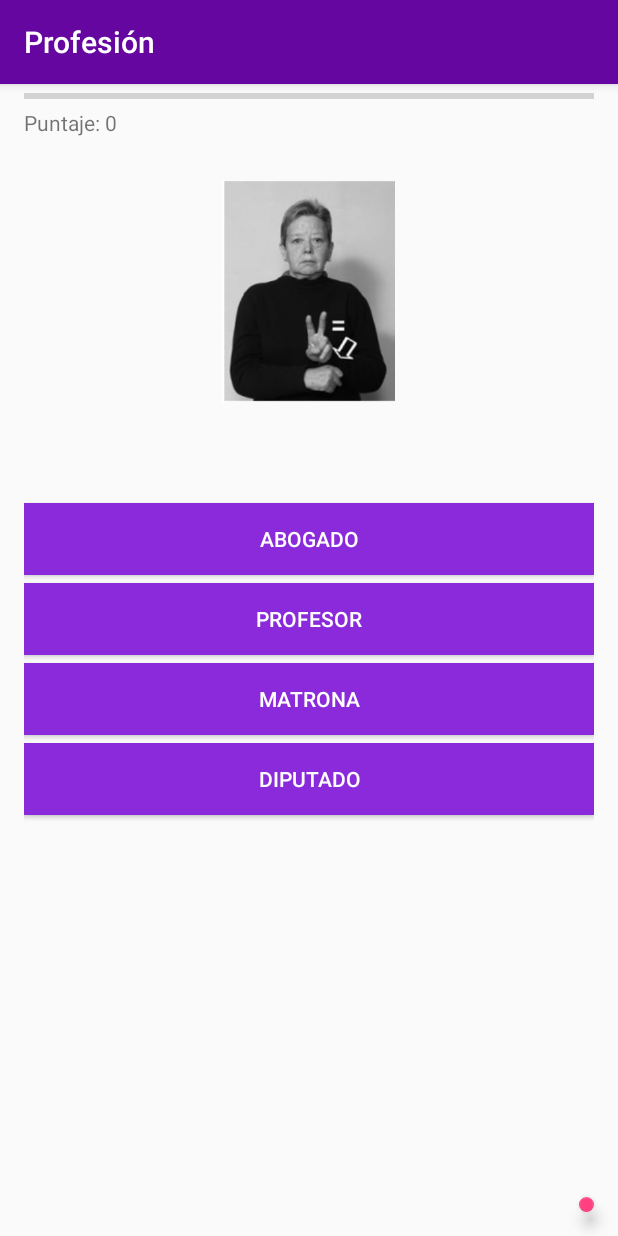
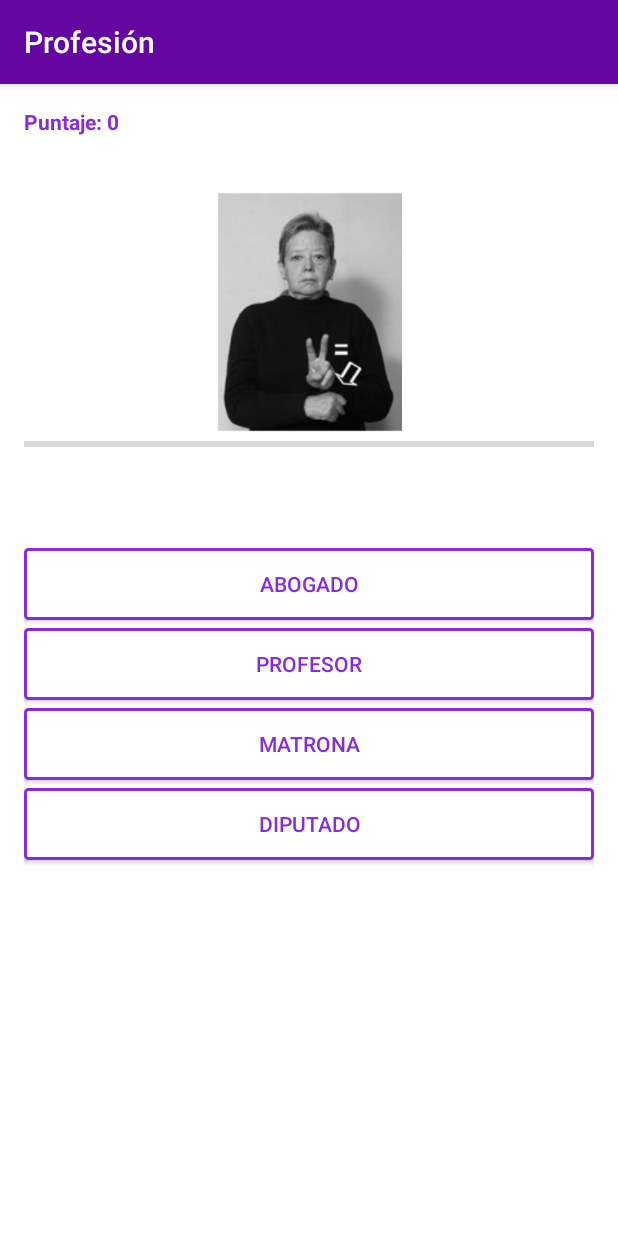
Before and after one commit to alfredorojas95/SenApp, an Android app: the MainActivity screen opened directly, with no data from a screen before it, after a tap on an icon or button, on a phone screen of 412 x 824 dp. Run offline under Robolectric (Android 15) with nearby library versions, the phone set to English and light mode, and no system bars; our stand-ins replace Firebase (no records; nobody signed in at launch, a user with empty details on screens opened directly); libraries missing offline, so code that uses them is left out: com.miguelcatalan.materialsearchview; 2 statements that could not run were skipped.

Commit message:
detalles colores

```diff
--- a/app/src/main/AndroidManifest.xml
+++ b/app/src/main/AndroidManifest.xml
@@ -16,7 +16,7 @@
             android:theme="@style/AppTheme.NoActionBar" />
         <activity
             android:name=".SplashScreen"
-            android:theme="@android:style/Theme.Black.NoTitleBar.Fullscreen">
+            android:theme="@style/AppThemeSplash">
             <intent-filter>
                 <action android:name="android.intent.action.MAIN" />
 
--- a/app/src/main/java/com/example/alfredo/senapp/FragmentAprender.java
+++ b/app/src/main/java/com/example/alfredo/senapp/FragmentAprender.java
@@ -96,7 +96,7 @@ public class FragmentAprender extends Fragment {
     public ArrayList<Pregunta> initPreguntasIntro(){
         preguntas.clear();
         preguntas.add(new Pregunta("Intro",1,"Pregunta N°1",R.drawable.buenosdias,"Buenos días","Abrazar","Hola","Frío","Buenos días"));
-        preguntas.add(new Pregunta("Intro",2,"Pregunta N°2",R.drawable.salir,"Abuelo","Salir","Adios","Mamá","Salir"));
+        preguntas.add(new Pregunta("Intro",2,"Pregunta N°2",R.drawable.casa,"Abuelo","Casa","Adios","Mamá","Casa"));
         preguntas.add(new Pregunta("Intro",3,"Pregunta N°3",R.drawable.ayer,"Ayer","Aburrido","Rápido","Noche","Ayer"));
         preguntas.add(new Pregunta("Intro",3,"Pregunta N°4",R.drawable.chao,"Extrañar","Acompañar","Chao","Deber","Chao"));
         return preguntas;
--- a/app/src/main/java/com/example/alfredo/senapp/MainActivity.java
+++ b/app/src/main/java/com/example/alfredo/senapp/MainActivity.java
@@ -234,6 +234,7 @@ public class MainActivity extends AppCompatActivity implements NavigationView.On
     private void goLogInScreen(){
         Intent intent = new Intent(this, LoginActivity.class);
         intent.addFlags(Intent.FLAG_ACTIVITY_CLEAR_TOP | Intent.FLAG_ACTIVITY_CLEAR_TASK | Intent.FLAG_ACTIVITY_NEW_TASK);
+        startActivity(intent);
     }
 
     public void logOut(){
--- /dev/null
+++ b/app/src/main/res/drawable/my_button_bg.xml
@@ -0,0 +1,9 @@
+<?xml version="1.0" encoding="utf-8"?>
+<shape xmlns:android="http://schemas.android.com/apk/res/android"
+    android:shape="rectangle">
+    <gradient android:startColor="#FFFFFF"
+        android:endColor="#ffffff"
+        android:angle="270" />
+    <corners android:radius="2dp" />
+    <stroke android:width="3px" android:color="@color/colorMorado" />
+</shape>
--- a/app/src/main/res/layout/activity_list.xml
+++ b/app/src/main/res/layout/activity_list.xml
@@ -5,7 +5,7 @@
     android:id="@+id/activity_list"
     android:layout_width="match_parent"
     android:layout_height="match_parent"
-
+android:background="@color/colorBlanco"
     tools:context="com.example.alfredo.senapp.ListActivity">
 
     <android.support.v7.widget.Toolbar
--- a/app/src/main/res/layout/activity_splash_screen.xml
+++ b/app/src/main/res/layout/activity_splash_screen.xml
@@ -1,7 +1,7 @@
 <?xml version="1.0" encoding="utf-8"?>
 <RelativeLayout xmlns:android="http://schemas.android.com/apk/res/android"
+    xmlns:app="http://schemas.android.com/apk/res-auto"
     xmlns:tools="http://schemas.android.com/tools"
-    android:id="@+id/activity_splash_screen"
     android:layout_width="match_parent"
     android:layout_height="match_parent"
     tools:context="com.example.alfredo.senapp.SplashScreen">
--- a/app/src/main/res/layout/activity_test_quiz.xml
+++ b/app/src/main/res/layout/activity_test_quiz.xml
@@ -23,12 +23,4 @@
 
     <include layout="@layout/content_test_quiz" />
 
-    <android.support.design.widget.FloatingActionButton
-        android:id="@+id/fab"
-        android:layout_width="wrap_content"
-        android:layout_height="10dp"
-        android:layout_gravity="bottom|end"
-        android:layout_margin="@dimen/fab_margin"
-        app:srcCompat="@android:drawable/ic_dialog_email" />
-
 </android.support.design.widget.CoordinatorLayout>
--- a/app/src/main/res/layout/content_main.xml
+++ b/app/src/main/res/layout/content_main.xml
@@ -9,6 +9,7 @@
     android:paddingLeft="@dimen/activity_horizontal_margin"
     android:paddingRight="@dimen/activity_horizontal_margin"
     android:paddingTop="@dimen/activity_vertical_margin"
+    android:background="@color/colorBlanco"
     app:layout_behavior="@string/appbar_scrolling_view_behavior"
     tools:context="com.example.alfredo.senapp.MainActivity"
     tools:showIn="@layout/app_bar_main">
--- a/app/src/main/res/layout/content_test_quiz.xml
+++ b/app/src/main/res/layout/content_test_quiz.xml
@@ -5,9 +5,11 @@
     android:id="@+id/content_test_quiz"
     android:layout_width="match_parent"
     android:layout_height="match_parent"
+    android:background="@color/colorBlanco"
     android:paddingBottom="@dimen/activity_vertical_margin"
     android:paddingLeft="@dimen/activity_horizontal_margin"
     android:paddingRight="@dimen/activity_horizontal_margin"
+    android:paddingTop="15dp"
 
     app:layout_behavior="@string/appbar_scrolling_view_behavior"
     tools:context="com.example.alfredo.senapp.testQuiz"
@@ -22,32 +24,34 @@
         android:orientation="vertical"
         android:weightSum="1">
 
+        <TextView
+            android:text="Puntaje: 0"
+            android:layout_width="match_parent"
+            android:layout_height="20dp"
+            android:id="@+id/score"
+            android:textColor="@color/colorMorado"
+            android:textStyle="bold"
+            android:paddingBottom="2dp"
+            android:layout_weight="0.14" />
+
+        <pl.droidsonroids.gif.GifImageView
+            android:layout_width="144dp"
+            android:layout_height="160dp"
+            android:background="@color/colorBlanco"
+
+            android:layout_centerInParent="true"
+            android:layout_gravity="center"
+            android:src="@drawable/abrazar"
+            android:id="@+id/gifQuiz" />
+
         <ProgressBar
             style="?android:attr/progressBarStyleHorizontal"
             android:layout_width="match_parent"
             android:layout_height="wrap_content"
             android:id="@+id/progressBar3"
             android:max="100"
-            android:progressTint="#8A2ADA"
+            android:progressTint="@color/colorMorado"
             android:layout_weight="0.00" />
-
-        <TextView
-            android:text="Puntaje: 0"
-            android:layout_width="match_parent"
-            android:layout_height="20dp"
-            android:id="@+id/score"
-            android:paddingBottom="5dp"
-            android:layout_weight="0.08" />
-
-        <pl.droidsonroids.gif.GifImageView
-            android:layout_width="wrap_content"
-            android:layout_height="160dp"
-            android:paddingTop="6dp"
-            android:paddingBottom="6dp"
-            android:layout_centerInParent="true"
-            android:layout_gravity="center"
-            android:src="@drawable/abrazar"
-            android:id="@+id/gifQuiz" />
 
         <Button
             android:text="Opcion1"
@@ -56,9 +60,9 @@
             android:layout_marginTop="61dp"
             android:id="@+id/btnOpt1"
             android:layout_below="@+id/textView"
-            android:background="@color/colorMorado"
-            android:textColor="@color/colorBlanco"
             android:layout_centerHorizontal="true"
+            android:textColor="@color/colorMorado"
+            android:background="@drawable/my_button_bg"
             android:layout_marginBottom="5dp"/>
 
         <Button
@@ -67,8 +71,8 @@
             android:layout_height="wrap_content"
             android:id="@+id/btnOpt2"
             android:layout_above="@+id/btnOpt3"
-            android:background="@color/colorMorado"
-            android:textColor="@color/colorBlanco"
+            android:textColor="@color/colorMorado"
+            android:background="@drawable/my_button_bg"
             android:layout_alignParentStart="true"
             android:layout_marginBottom="5dp"/>
 
@@ -78,8 +82,8 @@
             android:layout_height="wrap_content"
             android:id="@+id/btnOpt3"
             android:layout_above="@+id/btnOpt4"
-            android:background="@color/colorMorado"
-            android:textColor="@color/colorBlanco"
+            android:textColor="@color/colorMorado"
+            android:background="@drawable/my_button_bg"
             android:layout_alignParentStart="true"
             android:layout_marginBottom="5dp"/>
 
@@ -89,8 +93,8 @@
             android:layout_height="wrap_content"
             android:id="@+id/btnOpt4"
             android:layout_marginBottom="5dp"
-            android:background="@color/colorMorado"
-            android:textColor="@color/colorBlanco"
+            android:textColor="@color/colorMorado"
+            android:background="@drawable/my_button_bg"
             android:layout_alignParentBottom="true"
 
             android:layout_alignParentStart="true" />
--- a/app/src/main/res/layout/fragment_fragment_aprender.xml
+++ b/app/src/main/res/layout/fragment_fragment_aprender.xml
@@ -3,6 +3,7 @@
     xmlns:tools="http://schemas.android.com/tools"
     android:layout_width="match_parent"
     android:layout_height="match_parent"
+    android:background="@color/colorBlanco"
     tools:context="com.example.alfredo.senapp.FragmentAprender"
     android:id="@+id/fragment_quiz">
 
--- a/app/src/main/res/layout/fragment_fragment_bienvenida.xml
+++ b/app/src/main/res/layout/fragment_fragment_bienvenida.xml
@@ -1,8 +1,10 @@
 <?xml version="1.0" encoding="utf-8"?>
 <RelativeLayout xmlns:android="http://schemas.android.com/apk/res/android"
     xmlns:app="http://schemas.android.com/apk/res-auto"
-    android:orientation="vertical" android:layout_width="match_parent"
+    android:orientation="vertical"
+    android:layout_width="match_parent"
     android:layout_height="match_parent"
+    android:background="@color/colorBlanco"
     android:id="@+id/fragment_bienvenida">
 
     <TextView
@@ -164,6 +166,8 @@
         android:layout_width="wrap_content"
         android:layout_height="wrap_content"
         android:id="@+id/btn_goQuiz"
+        android:textColor="@color/colorMorado"
+        android:background="@drawable/my_button_bg"
         android:layout_below="@+id/text_puntaje_reansporte"
         android:layout_centerHorizontal="true"
         android:layout_marginTop="14dp" />
--- a/app/src/main/res/values/colors.xml
+++ b/app/src/main/res/values/colors.xml
@@ -1,8 +1,8 @@
 <?xml version="1.0" encoding="utf-8"?>
 <resources>
-    <color name="colorPrimary">#3F51B5</color>
-    <color name="colorPrimaryDark">#303F9F</color>
-    <color name="colorAccent">#FF4081</color>
+    <color name="colorPrimary">#AB47BC</color>
+    <color name="colorPrimaryDark">#64069f</color>
+    <color name="colorAccent">#4DD0E1</color>
     <color name="colorMorado">#8A2ADA</color>
     <color name="colorBlanco">#ffffff</color>
 </resources>
--- a/app/src/main/res/values/styles.xml
+++ b/app/src/main/res/values/styles.xml
@@ -5,7 +5,7 @@
         <!-- Customize your theme here. -->
         <item name="colorPrimary">#64069f</item>
         <item name="colorPrimaryDark">#AB47BC</item>
-        <item name="colorAccent">@color/colorAccent</item>
+        <item name="colorAccent">#4DD0E1</item>
     </style>
 
     <style name="AppTheme.NoActionBar">
@@ -17,4 +17,11 @@
 
     <style name="AppTheme.PopupOverlay" parent="ThemeOverlay.AppCompat.Light" />
 
+
+    <style name="AppThemeSplash" parent="@style/Theme.AppCompat.Light">
+        <item name="windowNoTitle">true</item>
+        <item name="windowActionBar">false</item>
+        <item name="android:windowFullscreen">true</item>
+        <item name="android:windowContentOverlay">@null</item>
+    </style>
 </resources>
```
Also changed, not shown: app/src/main/java/com/example/alfredo/senapp/SplashScreen.java (+77 -8 lines).
